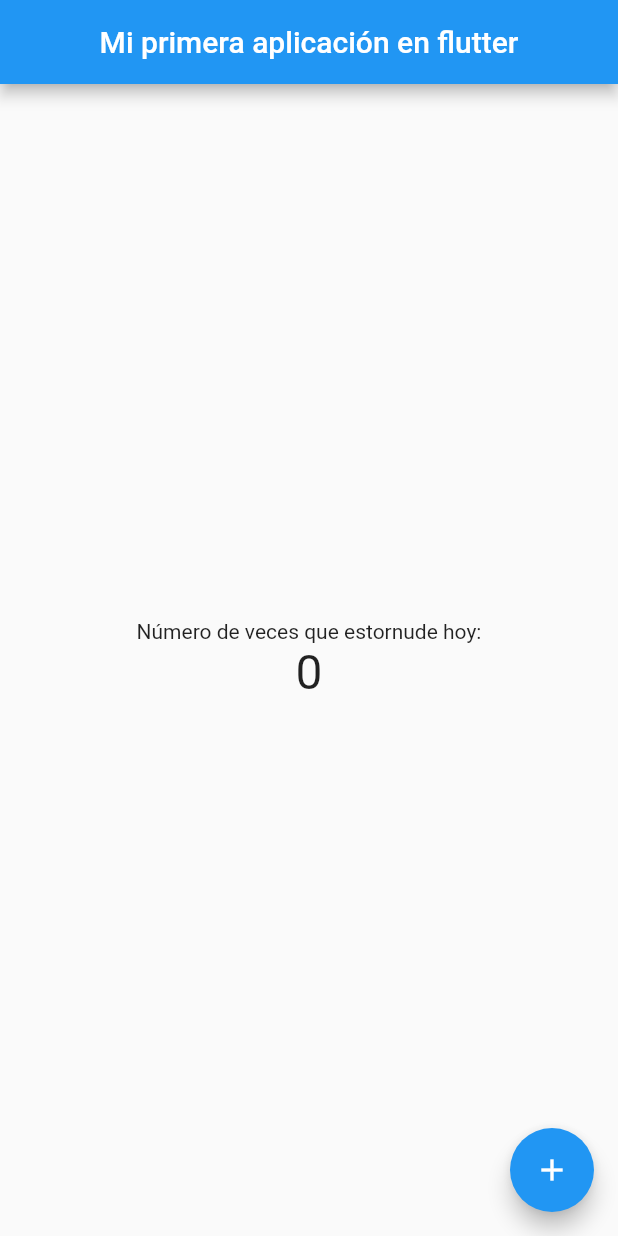
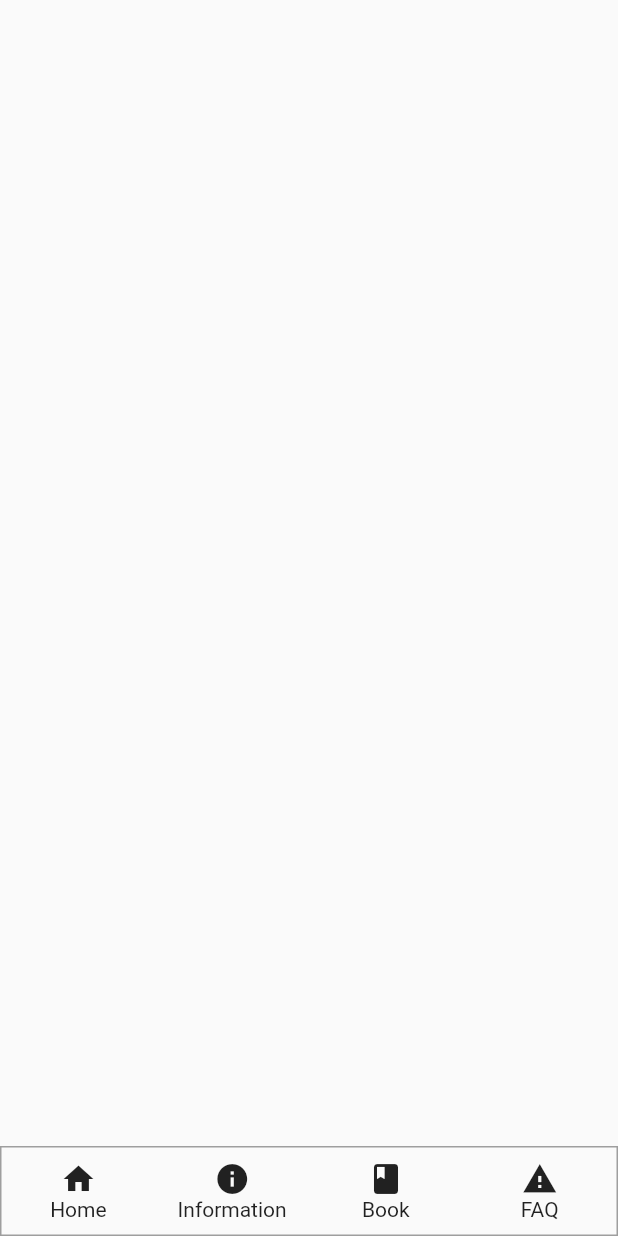
Before and after one commit to Alvardud/Curso-Flutter-online-2020, a Flutter app: the screen it shows after launch, on a phone screen of 412 x 824 dp. Run offline on Flutter 3.47's test engine with Material 2 defaults, Android fonts, the phone set to English and light mode, and no system bars.

Commit message:
tercera clase

```diff
--- /dev/null
+++ b/lib/data/constant.dart
@@ -0,0 +1,9 @@
+import 'package:flutter/material.dart';
+
+List<String> titlesBottomNavigationBar = ['Home', 'Information', 'Book', 'FAQ'];
+List<IconData> iconsBottomNavigationBar = [
+  Icons.home,
+  Icons.info,
+  Icons.book,
+  Icons.warning
+];
--- a/lib/main.dart
+++ b/lib/main.dart
@@ -1,24 +1,14 @@
+import 'package:curso_flutter_2020/ui/pages/home.dart';
 import 'package:flutter/material.dart';
+import 'package:curso_flutter_2020/data/constant.dart' as constant;
 
 void main() {
-  ///funcion correr aplicación
-  ///la funcion runApp es la que insertara y/o correra nuestro primer widget
-  ///esta recibe justamente como parametro nuestro widget
-  ///se recomienda que dicho primer wudget sea llamado [MyApp]
   runApp(MyApp());
 }
 
-///primer widget que esta heredando su estado (estatico) de una clase superior
-///los widgets de tipo statelessWidget heredan un estado estatico
-///al ser de este tipo su valor nunca cambiara en el tiempo
-///Atajo de tecla para construir dicho widget: [stles] y darle [intro] a la opcion sugerida
 class MyApp extends StatelessWidget {
-  //metodo de construcción de nuestro primer widget
   @override
   Widget build(BuildContext context) {
-    ///Widget padre que contiene las caracteristicas esenciales y herramientas de desarrollador (MaterialApp)
-    ///Material App es sumamente importante, dado que sera este widget el que contendra la estructura base de una
-    ///aplicacion en flutter
     return MaterialApp(
       debugShowCheckedModeBanner: false,
       home: Body(),
@@ -26,68 +16,68 @@ class MyApp extends StatelessWidget {
   }
 }
 
-///Mi primer widget de tipo dinamico
-///El widget de tipo dinamico, adicionalmente de heredar un comportamiento, debe
-///heredar un estado en este caso de la clase "State"
-///Al ser un widget de tipo dinamico, nos permitira que los valores encapsulados en dicho widget tengan
-///un valor dinamico (que se puede cambiar a lo largo del tiempo)
-///Atajo de teclas: [stful] y autocompletar
 class Body extends StatefulWidget {
   @override
   _BodyState createState() => _BodyState();
 }
 
 class _BodyState extends State<Body> {
-  int numero;
+  int _pointer;
 
-  ///(funcion que inicializa el estado de mi aplicacion y las variables que necesite
-  ///la funcion inicial es sumanente importante, ya que esta definira cual sera el estado con el que
-  ///arranque dicho widget, cabe recalcar que es necesario siempre llamar a su clase padre y que esta
-  ///también inicialice su estado [super.initState()]
-  ///atajo de teclas: [init] y autocompletar
+  //Lista de pantallas
+  List<Widget> _screens = [
+    Home(),
+    Container(color: Colors.blue),
+    Container(color: Colors.green),
+    Container(color: Colors.yellow),
+  ];
+
+  Widget _bottomNavigation() {
+    return Container(
+      decoration: BoxDecoration(border: Border.all(color: Colors.grey)),
+      height: 60.0,
+      child: Row(
+        mainAxisAlignment: MainAxisAlignment.spaceEvenly,
+        children: <Widget>[
+          //para optimizar aun mas el codigo utilizaremos un for para iterar
+          //en cada objeto de nuestras constantes
+          //Iconos y Textos
+          for (int i = 0; i < constant.titlesBottomNavigationBar.length; i++)
+            Expanded(
+              child: InkWell(
+                onTap: () {
+                  //Actualizamos el puntero una vez le damos tap al elemento de nuestro menu
+                  setState(() {
+                    _pointer = i;
+                  });
+                },
+                child: Column(
+                  mainAxisAlignment: MainAxisAlignment.center,
+                  children: <Widget>[
+                    Icon(constant.iconsBottomNavigationBar[i]),
+                    Text(constant.titlesBottomNavigationBar[i])
+                  ],
+                ),
+              ),
+            )
+        ],
+      ),
+    );
+  }
+
   @override
   void initState() {
     super.initState();
-    numero = 0;
+    //inicializamos nuestro puntero que manejara nuestras pantallas
+    _pointer = 0;
   }
 
   @override
   Widget build(BuildContext context) {
-    //Scaffold es un widget que funciona como template para aplicaciones android
-    ///Scaffold es un widget que nos permitira el uso de varios widgets propios de material design
-    ///como snackbar, alert, modalsheet, entre otros, este tambien nos permitira que nuestros
-    ///componentes adopten un estilo propio de Android
     return Scaffold(
-        ///un Widget puede contener otro widget (caja dentro otra caja)
-        ///los widgets pueden contener como propiedades a: eventos, caracteristicas u otros widgets
-        floatingActionButton: FloatingActionButton(
-          child: Icon(Icons.add),
-          onPressed: () {
-            ///funcion que actualiza el estado de mi aplicacion
-            ///setState es sumamente importante si queremos actualizar el estado de una variable o widget
-            ///ya que por si solos estos no lo hacen, entonces debemos llamar a esta funcion anonima que actualiza
-            ///los estados
-            ///atajo de tecla [set] y autocompletar
-            setState(() {
-              numero++;
-              print(numero);
-            });
-          },
-        ),
-        appBar: AppBar(
-          backgroundColor: Colors.blue,
-          title: Text('Mi primera aplicación en flutter'),
-          centerTitle: true,
-        ),
-        body: Center(
-          child: Column(
-            crossAxisAlignment: CrossAxisAlignment.center,
-            mainAxisAlignment: MainAxisAlignment.center,
-            children: [
-              Text('Número de veces que estornude hoy:'),
-              Text("$numero", style: TextStyle(fontSize: 32.0)),
-            ],
-          ),
-        ));
+        //bottomNavigationBar es un widget que nos permite tomar la parte inferior de nuestra pantalla
+        //y adicionarle un widget
+        bottomNavigationBar: _bottomNavigation(),
+        body: _screens[_pointer]);
   }
 }
--- /dev/null
+++ b/lib/ui/pages/home.dart
@@ -0,0 +1,50 @@
+import 'package:flutter/material.dart';
+
+//Vamos a separar toda la pantalla home en una clase distinta
+
+class Home extends StatelessWidget {
+  @override
+  Widget build(BuildContext context) {
+    return Column(
+      children: <Widget>[
+        _Header(),
+        _GeneralInformation(),
+        _ListInformation(),
+      ],
+    );
+  }
+}
+
+//cuando creamos una clase, objeto, variable o funcion con la barra baja "_" antecediendo
+//es por que estamos creando un clase de tipo privada
+class _Header extends StatelessWidget {
+  const _Header({Key key}) : super(key: key);
+
+  @override
+  Widget build(BuildContext context) {
+    //Container es el widget mas basico que nos proporciona Flutter
+    return Container(
+      //obtnemos el tamaño de nuestro dispositivo
+      //gracias a MediaQuery
+      height: MediaQuery.of(context).size.height / 3 - 20,
+    );
+  }
+}
+
+class _GeneralInformation extends StatelessWidget {
+  @override
+  Widget build(BuildContext context) {
+    return Container(
+      height: MediaQuery.of(context).size.height / 3 - 20,
+    );
+  }
+}
+
+class _ListInformation extends StatelessWidget {
+  @override
+  Widget build(BuildContext context) {
+    return Container(
+      height: MediaQuery.of(context).size.height / 3 - 20,
+    );
+  }
+}
```
